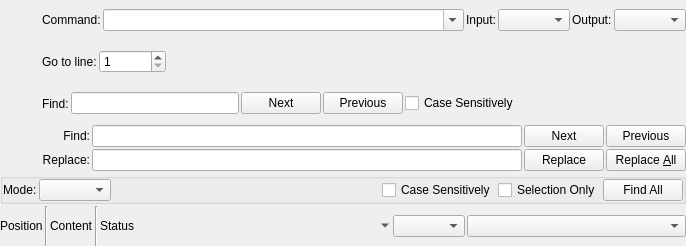
Qt form resources/ui/codeeditor/status.ui (prymatex/prymatex) before a commit.
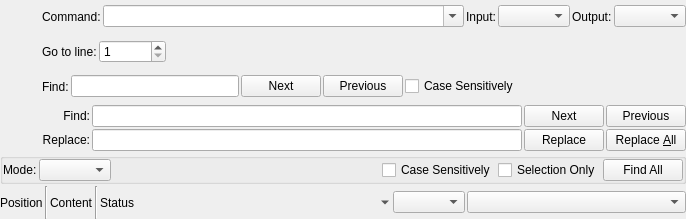
The same form after that commit. Icons and pictures are not drawn.

Patch:
```diff
--- a/resources/ui/codeeditor/status.ui
+++ b/resources/ui/codeeditor/status.ui
@@ -7,7 +7,7 @@
     <x>0</x>
     <y>0</y>
     <width>686</width>
-    <height>246</height>
+    <height>219</height>
    </rect>
   </property>
   <property name="windowTitle">
```
